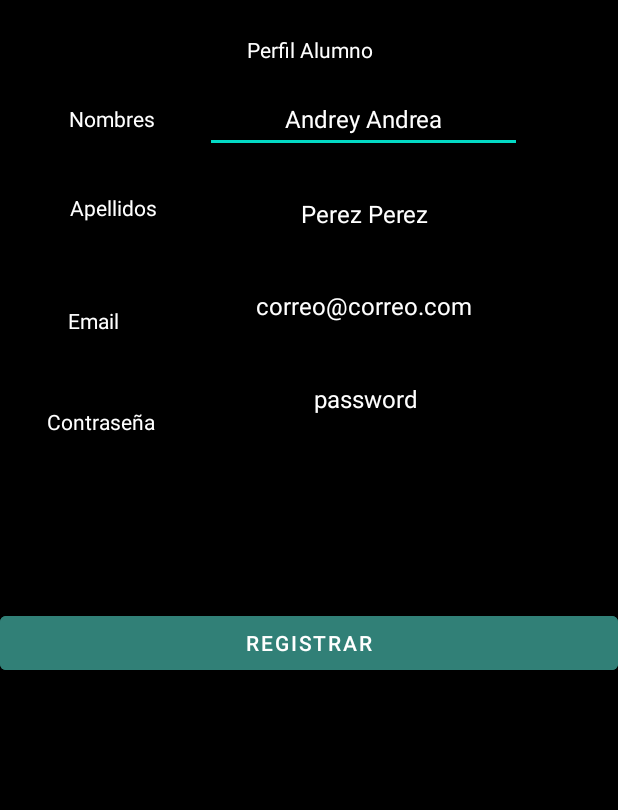
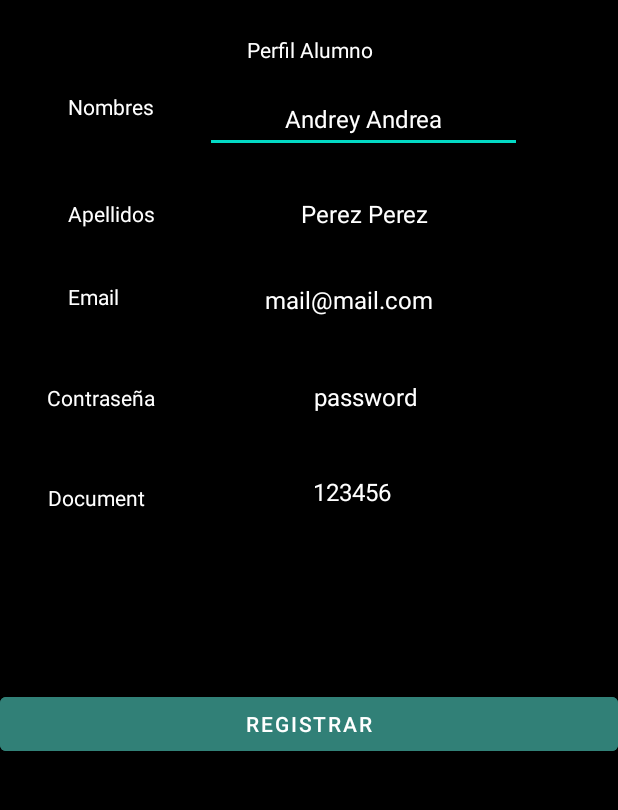
Before and after one commit to JavierAraoz91/Sprint3_V2, an Android app: the registroActivity screen opened directly, with no data from a screen before it, on a phone screen of 412 x 824 dp, the part 334-1144 px from its top. Run offline under Robolectric (Android 15) with nearby library versions, the phone set to English and light mode, and no system bars; our stand-ins replace Firebase (no records; nobody signed in at launch, a user with empty details on screens opened directly).

Commit message:
ConexionRegistroOk

```diff
--- a/app/src/main/java/com/example/sprint3_v2/MainActivity.java
+++ b/app/src/main/java/com/example/sprint3_v2/MainActivity.java
@@ -44,7 +44,7 @@ public class MainActivity extends AppCompatActivity {
         alum.put("correo","jpelaez@hotmail.com");
         alum.put("contraseña","hasuybr");
         alum.put("documento","15020120");
-        db.collection("Establecimientos")
+        db.collection("Registros")
                 .add(alum)
                 .addOnSuccessListener(new OnSuccessListener<DocumentReference>() {
                     @Override
--- a/app/src/main/java/com/example/sprint3_v2/registroActivity.java
+++ b/app/src/main/java/com/example/sprint3_v2/registroActivity.java
@@ -1,14 +1,79 @@
 package com.example.sprint3_v2;
 
+import androidx.annotation.NonNull;
 import androidx.appcompat.app.AppCompatActivity;
 
 import android.os.Bundle;
+import android.util.Log;
+import android.view.View;
+import android.widget.Button;
+import android.widget.EditText;
+
+import com.google.android.gms.tasks.OnFailureListener;
+import com.google.android.gms.tasks.OnSuccessListener;
+import com.google.firebase.firestore.DocumentReference;
+import com.google.firebase.firestore.FirebaseFirestore;
+
+import java.util.HashMap;
+import java.util.Map;
 
 public class registroActivity extends AppCompatActivity {
+    Button btn1;
+    EditText et_name;
+    EditText et_lastName;
+    EditText et_email;
+    EditText et_passrd;
+    EditText et_idNum;
+    String name;
+    String lastName;
+    String correo;
+    String passrd;
+    String numDoc;
+
 
     @Override
     protected void onCreate(Bundle savedInstanceState) {
         super.onCreate(savedInstanceState);
         setContentView(R.layout.activity_registro);
+        btn1=findViewById(R.id.btnReg);
+        btn1.setOnClickListener(ev);
+
     }
+    View.OnClickListener ev=new View.OnClickListener() {
+        @Override
+        public void onClick(View view) {
+            FirebaseFirestore db=FirebaseFirestore.getInstance();
+            et_name= (EditText) findViewById(R.id.nameR);
+            et_lastName=(EditText) findViewById(R.id.lNameR);
+            et_email=(EditText) findViewById(R.id.emailReg);
+            et_passrd=(EditText) findViewById(R.id.contraseñaR);
+            et_idNum=(EditText) findViewById(R.id.documentR);
+            name=et_name.getText().toString();
+            lastName=et_lastName.getText().toString();
+            correo=et_email.getText().toString();
+            passrd=et_passrd.getText().toString();
+            numDoc=et_idNum.getText().toString();
+
+            Map<String, Object> alum = new HashMap<>();
+            alum.put("nombre", name);
+            alum.put("apellido",lastName);
+            alum.put("correo",correo);
+            alum.put("contraseña",passrd);
+            alum.put("documento",numDoc);
+            db.collection("Registros")
+                    .add(alum)
+                    .addOnSuccessListener(new OnSuccessListener<DocumentReference>() {
+                        @Override
+                        public void onSuccess(DocumentReference documentReference) {
+                            Log.d("MAin", "DocumentSnapshot added with ID: " + documentReference.getId());
+                        }
+                    })
+                    .addOnFailureListener(new OnFailureListener() {
+                        @Override
+                        public void onFailure(@NonNull Exception e) {
+                            Log.w("Main", "Error adding document", e);
+                        }
+                    });
+        }
+    };
 }
--- a/app/src/main/res/layout/activity_registro.xml
+++ b/app/src/main/res/layout/activity_registro.xml
@@ -38,26 +38,10 @@
         app:layout_constraintTop_toBottomOf="@+id/textView2" />
 
     <EditText
-        android:id="@+id/emailR"
-        android:layout_width="211dp"
-        android:layout_height="41dp"
-        android:layout_marginTop="19dp"
-        android:layout_marginEnd="64dp"
-        android:ems="10"
-        android:hint="correo@correo.com"
-        android:inputType="textPersonName|textEmailAddress"
-        android:textAlignment="center"
-        android:textColor="#FFFFFF"
-        android:textColorHint="#FFFFFF"
-        android:textSize="16sp"
-        app:layout_constraintEnd_toEndOf="parent"
-        app:layout_constraintTop_toBottomOf="@+id/lNameR" />
-
-    <EditText
         android:id="@+id/contraseñaR"
         android:layout_width="209dp"
         android:layout_height="43dp"
-        android:layout_marginTop="19dp"
+        android:layout_marginTop="22dp"
         android:layout_marginEnd="64dp"
         android:ems="10"
         android:hint="password"
@@ -69,19 +53,19 @@
         android:textColorHint="#FFFFFF"
         android:textSize="16sp"
         app:layout_constraintEnd_toEndOf="parent"
-        app:layout_constraintTop_toBottomOf="@+id/emailR" />
+        app:layout_constraintTop_toBottomOf="@+id/emailReg" />
 
     <TextView
         android:id="@+id/textView3"
         android:layout_width="wrap_content"
         android:layout_height="wrap_content"
         android:layout_marginStart="45dp"
-        android:layout_marginTop="236dp"
+        android:layout_marginTop="228dp"
         android:layout_marginEnd="33dp"
         android:text="Nombres"
         android:textColor="#FFFFFF"
         app:layout_constraintEnd_toStartOf="@+id/nameR"
-        app:layout_constraintHorizontal_bias="1.0"
+        app:layout_constraintHorizontal_bias="0.0"
         app:layout_constraintStart_toStartOf="parent"
         app:layout_constraintTop_toTopOf="parent" />
 
@@ -103,12 +87,10 @@
         android:layout_width="wrap_content"
         android:layout_height="wrap_content"
         android:layout_marginStart="45dp"
-        android:layout_marginTop="56dp"
-        android:layout_marginEnd="56dp"
+        android:layout_marginTop="36dp"
         android:text="Email"
         android:textColor="#FFFFFF"
-        app:layout_constraintEnd_toStartOf="@+id/emailR"
-        app:layout_constraintHorizontal_bias="0.0"
+        app:layout_constraintEnd_toStartOf="@+id/emailReg"
         app:layout_constraintStart_toStartOf="parent"
         app:layout_constraintTop_toBottomOf="@+id/textView4" />
 
@@ -117,12 +99,12 @@
         android:layout_width="wrap_content"
         android:layout_height="wrap_content"
         android:layout_marginStart="45dp"
-        android:layout_marginTop="40dp"
+        android:layout_marginTop="52dp"
         android:layout_marginEnd="33dp"
         android:text="Apellidos"
         android:textColor="#FFFFFF"
         app:layout_constraintEnd_toStartOf="@+id/lNameR"
-        app:layout_constraintHorizontal_bias="1.0"
+        app:layout_constraintHorizontal_bias="0.0"
         app:layout_constraintStart_toStartOf="parent"
         app:layout_constraintTop_toBottomOf="@+id/textView3" />
 
@@ -157,14 +139,62 @@
         android:id="@+id/btnReg"
         android:layout_width="match_parent"
         android:layout_height="wrap_content"
-        android:layout_marginTop="99dp"
-        android:layout_marginBottom="132dp"
+        android:layout_marginTop="91dp"
+        android:layout_marginBottom="77dp"
         android:backgroundTint="#318077"
         android:text="Registrar"
         app:layout_constraintBottom_toBottomOf="parent"
         app:layout_constraintEnd_toEndOf="parent"
         app:layout_constraintHorizontal_bias="0.0"
         app:layout_constraintStart_toStartOf="parent"
+        app:layout_constraintTop_toBottomOf="@+id/documentR" />
+
+    <EditText
+        android:id="@+id/documentR"
+        android:layout_width="wrap_content"
+        android:layout_height="wrap_content"
+        android:layout_marginTop="20dp"
+        android:layout_marginEnd="84dp"
+        android:ems="10"
+        android:hint="123456"
+        android:inputType="textPersonName"
+        android:textAlignment="center"
+        android:textColor="#FFFFFF"
+        android:textColorHint="#FFFFFF"
+        android:textSize="16sp"
+        app:layout_constraintEnd_toEndOf="parent"
         app:layout_constraintTop_toBottomOf="@+id/contraseñaR" />
 
+    <TextView
+        android:id="@+id/textView7"
+        android:layout_width="67dp"
+        android:layout_height="18dp"
+        android:layout_marginStart="31dp"
+        android:layout_marginTop="47dp"
+        android:layout_marginEnd="42dp"
+        android:text="Documento"
+        android:textColor="#FFFFFF"
+        android:textColorHint="#FFFFFF"
+        app:layout_constraintEnd_toStartOf="@+id/documentR"
+        app:layout_constraintStart_toStartOf="parent"
+        app:layout_constraintTop_toBottomOf="@+id/textView6" />
+
+    <EditText
+        android:id="@+id/emailReg"
+        android:layout_width="wrap_content"
+        android:layout_height="wrap_content"
+        android:layout_marginStart="59dp"
+        android:layout_marginTop="14dp"
+        android:layout_marginEnd="86dp"
+        android:ems="10"
+        android:hint="mail@mail.com"
+        android:inputType="textPersonName"
+        android:textAlignment="center"
+        android:textColor="#FFFFFF"
+        android:textColorHint="#FFFFFF"
+        android:textSize="16sp"
+        app:layout_constraintEnd_toEndOf="parent"
+        app:layout_constraintStart_toEndOf="@+id/textView5"
+        app:layout_constraintTop_toBottomOf="@+id/lNameR" />
+
 </androidx.constraintlayout.widget.ConstraintLayout>
```
